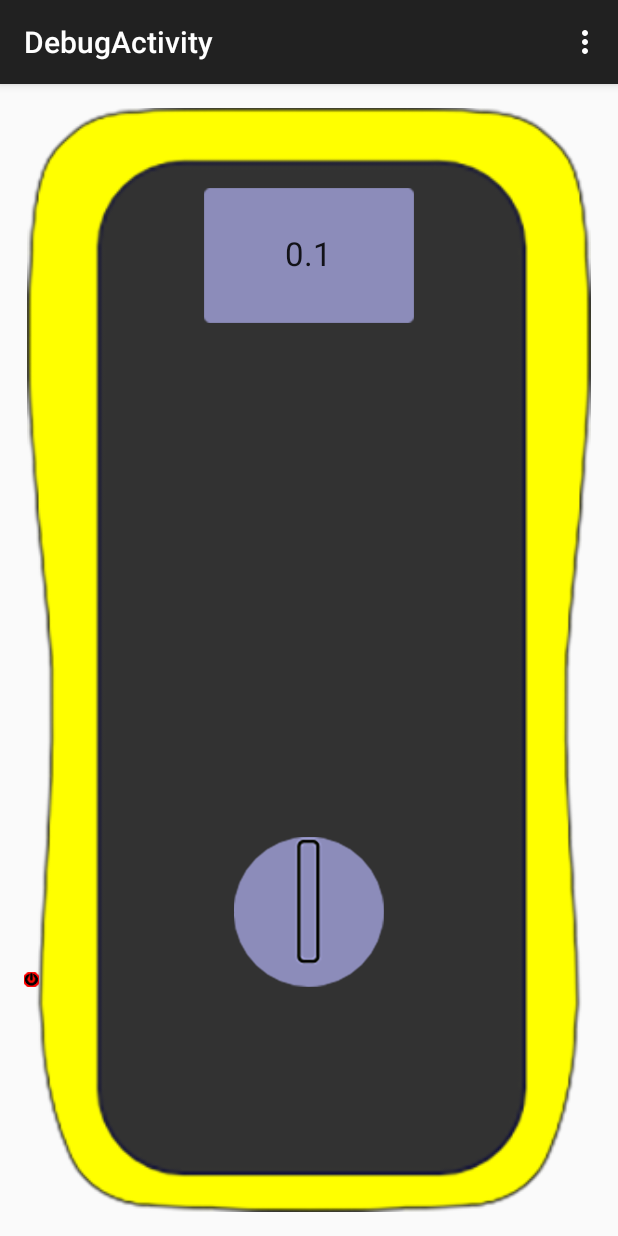
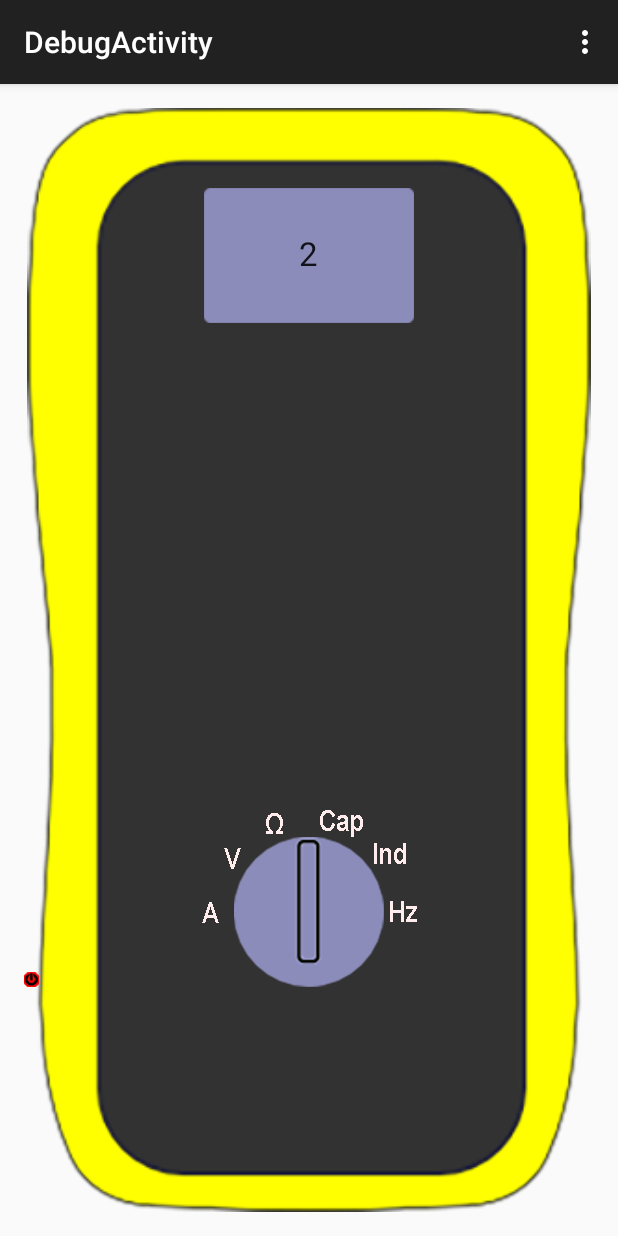
Before and after one commit to Widgitty/Design-and-Construction-App, an Android app: the screen it shows after launch (DebugActivity), in the options menu, after a tap on "GUI", on a phone screen of 412 x 824 dp. Run offline under Robolectric (Android 15) with nearby library versions, the phone set to English and light mode, and no system bars; libraries missing offline, so code that uses them is left out: android.support.v7.

Commit message:
added dial values

```diff
--- a/app/src/main/java/uk/co/wigico/serail/DebugActivity.java
+++ b/app/src/main/java/uk/co/wigico/serail/DebugActivity.java
@@ -1,5 +1,6 @@
 package uk.co.wigico.serail;
 
+import android.content.Intent;
 import android.support.v7.app.ActionBarActivity;
 import android.os.Bundle;
 import android.view.Menu;
@@ -15,18 +16,24 @@ public class DebugActivity extends ActionBarActivity {
     ImageButton dial;
     TextView screenText;
 
+    Intent intent;
+    Bundle extras;
     int mode = 0;
-
+    int connectionMode = 0;
     @Override
     protected void onCreate(Bundle savedInstanceState) {
         super.onCreate(savedInstanceState);
         setContentView(R.layout.activity_debug);
 
         // Import UI components
+        intent = getIntent();
+        extras = intent.getExtras();
+        connectionMode = extras.getInt("connectionType" , 0);
         dial = (ImageButton) findViewById(R.id.imageViewDial);
         screenText = (TextView) findViewById(R.id.textViewScreen);
         //screenText.setText(Double.toString(MainActivity.GetData()));
         screenText.setText(Double.toString(MainActivity.received));
+        screenText.setText(Integer.toString(connectionMode));
         Toast.makeText(this, Double.toString(MainActivity.received), Toast.LENGTH_SHORT).show();
 
     }
@@ -59,7 +66,7 @@ public class DebugActivity extends ActionBarActivity {
         if (mode > 5) {
             mode = 0;
         }
-        switch(mode){
+        switch(mode) {
             case 0:
                 screenText.setText("Current");
                 break;
@@ -80,6 +87,10 @@ public class DebugActivity extends ActionBarActivity {
                 break;
         }
 
-        dial.setRotation((mode*20)-50);
+        dial.setRotation((mode*36)-90);
+        if(connectionMode == 2){
+
+        }
+
     }
 }
--- a/app/src/main/java/uk/co/wigico/serail/MainActivity.java
+++ b/app/src/main/java/uk/co/wigico/serail/MainActivity.java
@@ -130,6 +130,7 @@ public class MainActivity extends ActionBarActivity implements AdapterView.OnIte
         adapter.setDropDownViewResource(android.R.layout.simple_spinner_dropdown_item);
         modeSelector.setAdapter(adapter);
         modeSelector.setOnItemSelectedListener(this);
+
     }
 
     @Override
@@ -146,6 +147,18 @@ public class MainActivity extends ActionBarActivity implements AdapterView.OnIte
         // as you specify a parent activity in AndroidManifest.xml.
 
         Intent intent;
+        Bundle connectionType= new Bundle();
+        if(Mode == Mode_Type.AT){
+            connectionType.putInt("connectionType", 0);
+        }
+        else if(Mode == Mode_Type.FT){
+            connectionType.putInt("connectionType", 1);
+
+        }
+        else{
+            connectionType.putInt("connectionType", 2);
+
+        }
 
         switch (item.getItemId()) {
             case R.id.action_favorite:
@@ -157,6 +170,7 @@ public class MainActivity extends ActionBarActivity implements AdapterView.OnIte
                 //Toast.makeText(this, "Debug", Toast.LENGTH_SHORT).show();
 
                 intent = new Intent(this, DebugActivity.class);
+                intent.putExtras(connectionType);
                 //EditText editText = (EditText) findViewById(R.id.edit_message);
                 //String message = editText.getText().toString();
                 //intent.putExtra(EXTRA_MESSAGE, message);
@@ -219,7 +233,6 @@ public class MainActivity extends ActionBarActivity implements AdapterView.OnIte
     //====================================//
 
     public void onBeginClick(View view) {
-
         if (Mode == Mode_Type.AT) {
             new Thread(new ATSerialThread()).start();
         }
@@ -230,6 +243,8 @@ public class MainActivity extends ActionBarActivity implements AdapterView.OnIte
             // TODO: Add socket support
             new Thread(new WiFiThread()).start();
         }
+
+
     }
 
 
@@ -292,6 +307,7 @@ public class MainActivity extends ActionBarActivity implements AdapterView.OnIte
                     Mode = Mode_Type.WiFi;
                 break;
         }
+
     }
 
 
@@ -683,7 +699,6 @@ public class MainActivity extends ActionBarActivity implements AdapterView.OnIte
                 break;
             default:
                 break;
-
         }
 
         if (Mode == Mode_Type.WiFi) {
--- a/app/src/main/res/layout/activity_debug.xml
+++ b/app/src/main/res/layout/activity_debug.xml
@@ -50,6 +50,13 @@
         android:layout_alignBottom="@+id/imageViewBody"
         android:layout_centerHorizontal="false" />
 
+    <ImageView
+        android:layout_width="wrap_content"
+        android:layout_height="wrap_content"
+        android:src="@drawable/dial_units"
+        android:layout_centerHorizontal="true"
+        android:layout_alignBottom="@+id/imageViewBody"
+        android:layout_marginBottom="100dp"/>
     <ImageButton
         android:layout_width="wrap_content"
         android:layout_height="wrap_content"
```
Also changed, not shown: app/src/main/res/drawable-hdpi/dial_units.png (added), app/src/main/res/drawable-mdpi/dial_units.png (added), app/src/main/res/drawable-xhdpi/dial_units.png (added), app/src/main/res/drawable-xxhdpi/dial_units.png (added).
